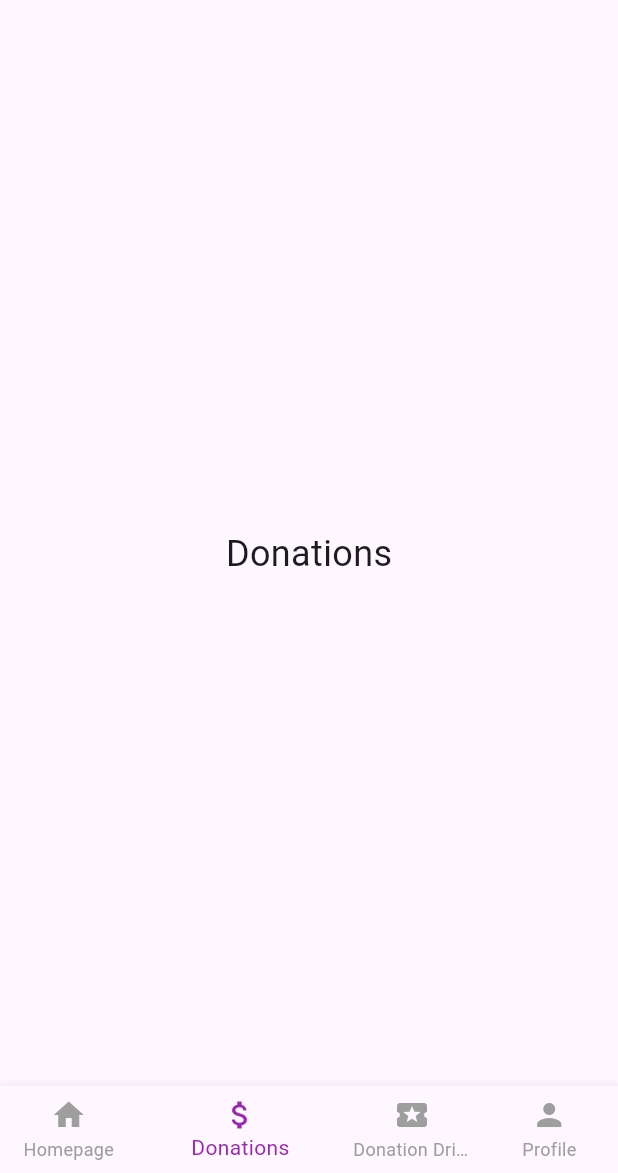
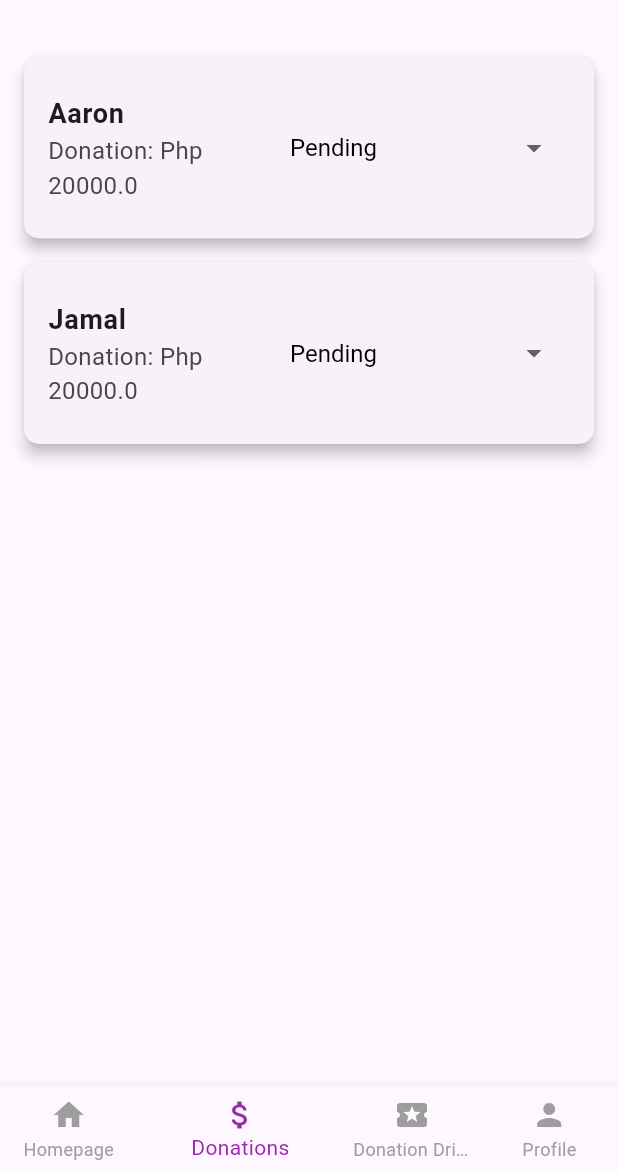
Before and after one commit to montero333/CMSC-23-FINAL-PROJECT, a Flutter app: the OrganizationMainPage screen opened by its route, item 2 of the bottom bar chosen, on a phone screen of 412 x 824 dp, the part 63-1236 px from its top. Run offline on Flutter 3.47's test engine with Material 3 defaults, Android fonts, the phone set to English and light mode, and no system bars.

Commit message:
feat: view donor list and status of donation

```diff
--- a/lib/models/donor_model.dart
+++ b/lib/models/donor_model.dart
@@ -1,6 +1,10 @@
+import 'package:milestone_1/models/organization_model.dart';
+
 class Donor {
   String name;
   double donation;
+  String status;
+  Organization org;
 
-  Donor(this.name, this.donation);
+  Donor(this.name, this.donation, this.status, this.org);
 }
--- /dev/null
+++ b/lib/pages/organization_donations_page.dart
@@ -0,0 +1,97 @@
+import 'package:flutter/material.dart';
+import 'package:provider/provider.dart';
+import '../models/donor_model.dart';
+import '../providers/donors_provider.dart';
+
+class DonationsPage extends StatelessWidget {
+  @override
+  Widget build(BuildContext context) {
+    return Scaffold(
+      body: Consumer<DonorsProvider>(
+        builder: (context, donorsProvider, child) {
+          return Padding(
+            padding: const EdgeInsets.all(16.0),
+            child: ListView.builder(
+              itemCount: donorsProvider.donorsList.length,
+              itemBuilder: (context, index) {
+                final donor = donorsProvider.donorsList[index];
+                return Card(
+                  elevation: 4.0,
+                  margin: const EdgeInsets.symmetric(vertical: 8.0),
+                  shape: RoundedRectangleBorder(
+                    borderRadius: BorderRadius.circular(10.0),
+                  ),
+                  child: ListTile(
+                    contentPadding: const EdgeInsets.all(16.0),
+                    title: Text(
+                      donor.name,
+                      style: TextStyle(
+                        fontWeight: FontWeight.bold,
+                        fontSize: 18.0,
+                      ),
+                    ),
+                    subtitle: Text(
+                      'Donation: Php ${donor.donation}',
+                      style: TextStyle(
+                        fontSize: 16.0,
+                      ),
+                    ),
+                    trailing: DonationStatusDropdown(
+                      donor: donor,
+                      index: index,
+                    ),
+                  ),
+                );
+              },
+            ),
+          );
+        },
+      ),
+    );
+  }
+}
+
+class DonationStatusDropdown extends StatelessWidget {
+  final Donor donor;
+  final int index;
+
+  DonationStatusDropdown({required this.donor, required this.index});
+
+  @override
+  Widget build(BuildContext context) {
+    return Container(
+      padding: const EdgeInsets.symmetric(horizontal: 12.0, vertical: 4.0),
+      decoration: BoxDecoration(
+        borderRadius: BorderRadius.circular(8.0),
+      ),
+      child: DropdownButton<String>(
+        value: donor.status,
+        icon: Icon(Icons.arrow_drop_down),
+        iconSize: 24,
+        elevation: 16,
+        style: TextStyle(color: Colors.black, fontSize: 16.0),
+        underline: Container(
+          height: 0,
+        ),
+        items: [
+          'Pending',
+          'Confirmed',
+          'Scheduled for Pickup',
+          'Complete',
+          'Cancelled'
+        ].map<DropdownMenuItem<String>>((String status) {
+          return DropdownMenuItem<String>(
+            value: status,
+            child: Text(status),
+          );
+        }).toList(),
+        onChanged: (String? newStatus) {
+          if (newStatus != null) {
+            Provider.of<DonorsProvider>(context, listen: false)
+                .updateDonorStatus(index, newStatus);
+          }
+        },
+      ),
+    );
+  }
+}
--- a/lib/pages/organization_main_page.dart
+++ b/lib/pages/organization_main_page.dart
@@ -1,4 +1,5 @@
 import 'package:flutter/material.dart';
+import 'organization_donations_page.dart';
 
 class OrganizationMainPage extends StatefulWidget {
   @override
@@ -60,7 +61,7 @@ class _OrganizationMainPageState extends State<OrganizationMainPage> {
       case 0:
         return _buildHomepage();
       case 1:
-        return _buildDonationsPage();
+        return DonationsPage();
       case 2:
         return _buildDonationDrivesPage();
       case 3:
--- a/lib/providers/donors_provider.dart
+++ b/lib/providers/donors_provider.dart
@@ -1,11 +1,11 @@
 import 'package:flutter/material.dart';
 import '../models/donor_model.dart';
-
+import '../models/organization_model.dart';
 
 class DonorsProvider with ChangeNotifier {
   final List<Donor> _donorList = [
-    Donor("Aaron", 20000),
-    Donor("Jamal", 20000)
+    Donor("Aaron", 20000, 'Pending', Organization("JORDAN INC", 20000)),
+    Donor("Jamal", 20000, 'Pending', Organization("LOSBANOS INC", 20000)),
   ];
 
   List<Donor> get donorsList => _donorList;
@@ -15,9 +15,13 @@ class DonorsProvider with ChangeNotifier {
     notifyListeners();
   }
 
+  void updateDonorStatus(int index, String newStatus) {
+    _donorList[index].status = newStatus;
+    notifyListeners();
+  }
+
   void removeAll() {
     _donorList.clear();
     notifyListeners();
   }
-
 }
```
